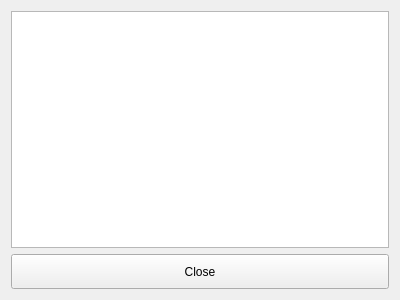
The window that src/SyncInfo.ui (ic005k/Knot-Legacy) describes before a commit, drawn with Qt 5.
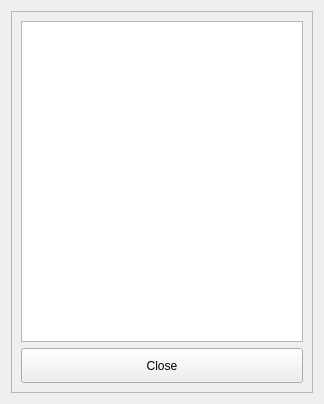
The same window after the commit.

```diff
--- a/src/SyncInfo.ui
+++ b/src/SyncInfo.ui
@@ -6,13 +6,22 @@
    <rect>
     <x>0</x>
     <y>0</y>
-    <width>400</width>
-    <height>300</height>
+    <width>324</width>
+    <height>404</height>
    </rect>
   </property>
   <property name="windowTitle">
    <string>Info</string>
   </property>
+  <layout class="QVBoxLayout" name="verticalLayout_2">
+   <item>
+    <widget class="QFrame" name="frame">
+     <property name="frameShape">
+      <enum>QFrame::StyledPanel</enum>
+     </property>
+     <property name="frameShadow">
+      <enum>QFrame::Raised</enum>
+     </property>
   <layout class="QVBoxLayout" name="verticalLayout">
    <item>
     <widget class="QTextBrowser" name="textBrowser"/>
@@ -34,6 +43,9 @@
      <property name="text">
       <string>Close</string>
      </property>
+       </widget>
+      </item>
+     </layout>
     </widget>
    </item>
   </layout>
```
Lines whose indentation alone changed are shown as unchanged.
